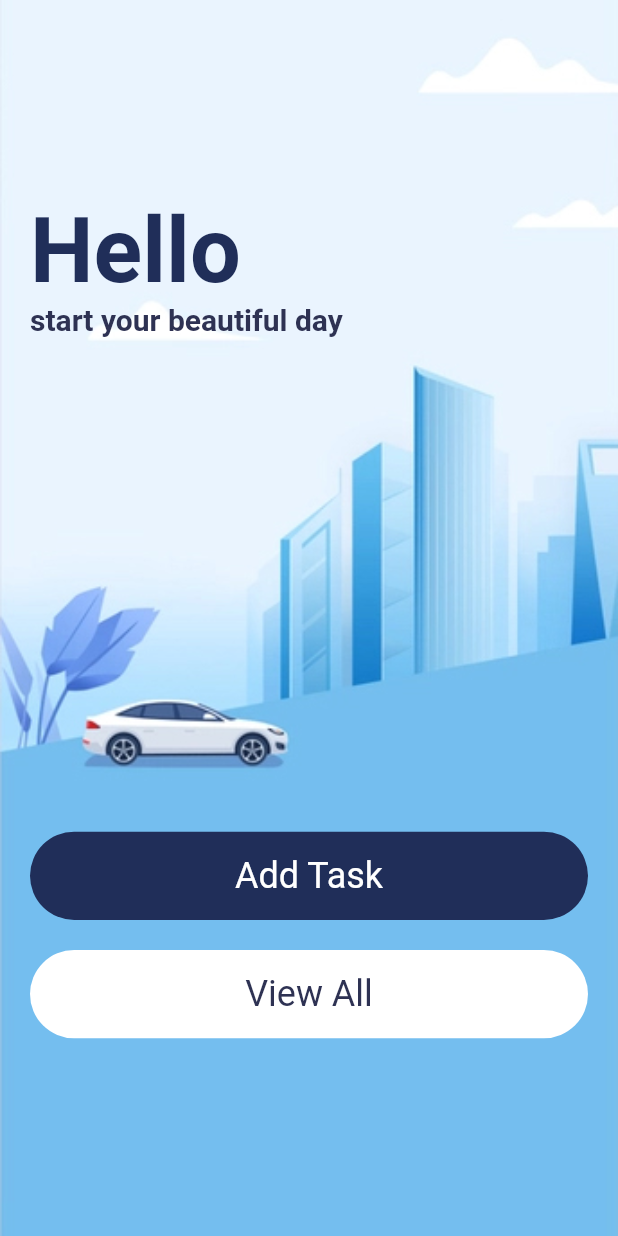
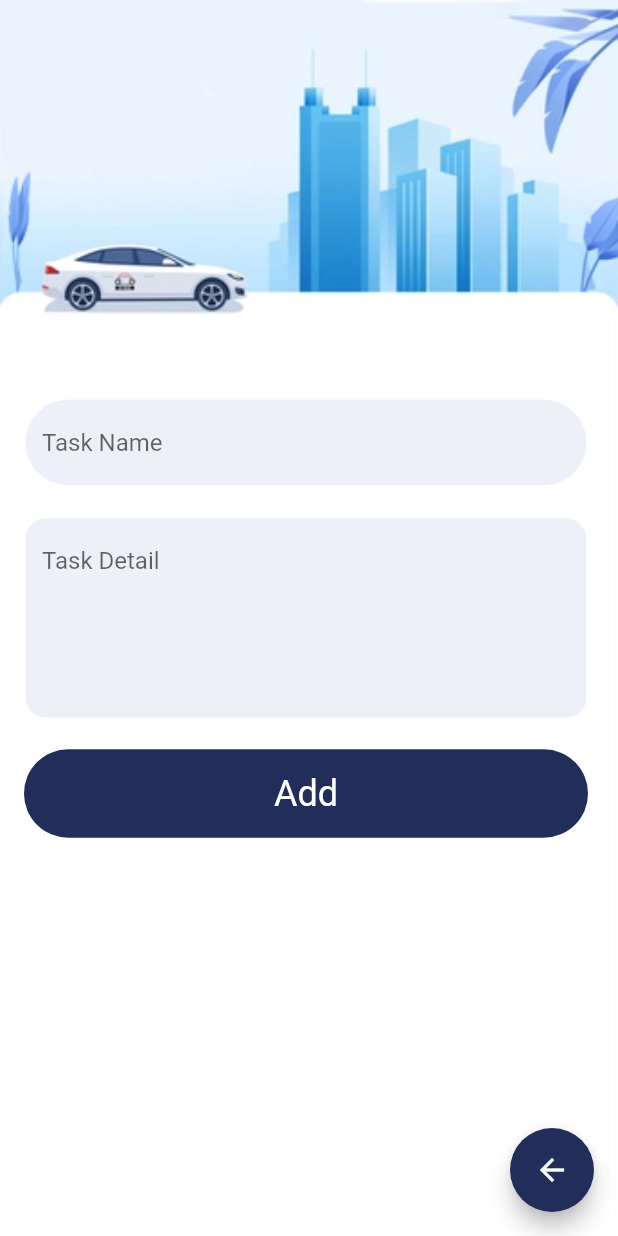
Before and after one commit to yoqub-davlatov/TaskManager, a Flutter app: the screen it shows after launch, on a phone screen of 412 x 824 dp. Run offline on Flutter 3.47's test engine with Material 2 defaults, Android fonts, the phone set to English and light mode, and no system bars.

Commit message:
added add screen

```diff
--- a/lib/main.dart
+++ b/lib/main.dart
@@ -1,4 +1,5 @@
 import 'package:flutter/material.dart';
+import 'package:front/screens/add_task.dart';
 import 'package:front/screens/home_screen.dart';
 
 void main() {
@@ -17,7 +18,7 @@ class MyApp extends StatelessWidget {
       theme: ThemeData(
         primarySwatch: Colors.blue,
       ),
-      home: const HomeScreen(),
+      home: const AddTask(),
     );
   }
 }
--- /dev/null
+++ b/lib/screens/add_task.dart
@@ -0,0 +1,67 @@
+import 'package:flutter/material.dart';
+import 'package:front/colors/app_colors.dart';
+import 'package:front/widgets/button_widget.dart';
+import 'package:front/widgets/text_field_widget.dart';
+
+class AddTask extends StatelessWidget {
+  const AddTask({super.key});
+
+  @override
+  Widget build(BuildContext context) {
+    TextEditingController nameController = TextEditingController();
+    TextEditingController detailController = TextEditingController();
+
+    return Scaffold(
+      floatingActionButton: FloatingActionButton(
+        onPressed: () {},
+        backgroundColor: AppColors.mainColor,
+        child: const Icon(
+          Icons.arrow_back,
+        ),
+      ),
+      body: Container(
+        width: double.maxFinite,
+        height: double.maxFinite,
+        padding: const EdgeInsets.only(left: 16, right: 20),
+        decoration: const BoxDecoration(
+          image: DecorationImage(
+            fit: BoxFit.cover,
+            image: AssetImage(
+              "assets/addtask1.jpg",
+            ),
+          ),
+        ),
+        child: Column(
+          crossAxisAlignment: CrossAxisAlignment.start,
+          mainAxisAlignment: MainAxisAlignment.center,
+          children: [
+            Column(
+              children: [
+                TextFieldWidget(
+                  controller: nameController,
+                  hintText: "Task Name",
+                  radius: 30,
+                ),
+                const SizedBox(height: 20),
+                TextFieldWidget(
+                  controller: detailController,
+                  hintText: "Task Detail",
+                  radius: 15,
+                  maxLines: 5,
+                ),
+                const SizedBox(
+                  height: 20,
+                ),
+                ButtonWidget(
+                  color: AppColors.mainColor,
+                  text: "Add",
+                  textColor: Colors.white,
+                ),
+              ],
+            ),
+          ],
+        ),
+      ),
+    );
+  }
+}
--- /dev/null
+++ b/lib/widgets/text_field_widget.dart
@@ -0,0 +1,44 @@
+import 'package:flutter/material.dart';
+import 'package:front/colors/app_colors.dart';
+
+class TextFieldWidget extends StatelessWidget {
+  final TextEditingController controller;
+  final String hintText;
+  final double radius;
+  final int? maxLines;
+
+  const TextFieldWidget({
+    super.key,
+    required this.controller,
+    required this.hintText,
+    required this.radius,
+    this.maxLines = 1,
+  });
+
+  @override
+  Widget build(BuildContext context) {
+    return TextField(
+      maxLines: maxLines,
+      controller: controller,
+      decoration: InputDecoration(
+        filled: true,
+        fillColor: AppColors.textHolder,
+        hintText: hintText,
+        focusedBorder: OutlineInputBorder(
+          borderRadius: BorderRadius.circular(30),
+          borderSide: const BorderSide(
+            color: Colors.white,
+            width: 1,
+          ),
+        ),
+        enabledBorder: OutlineInputBorder(
+          borderRadius: BorderRadius.circular(radius),
+          borderSide: const BorderSide(
+            color: Colors.white,
+            width: 1,
+          ),
+        ),
+      ),
+    );
+  }
+}
```
